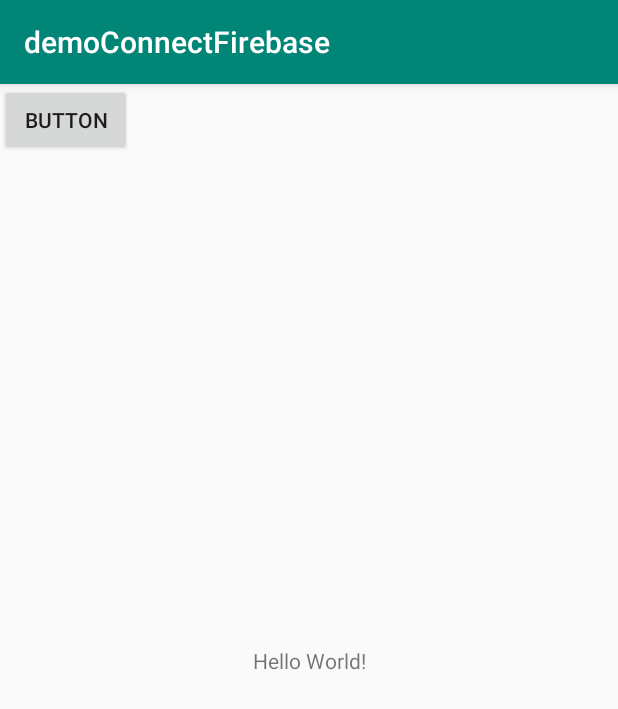
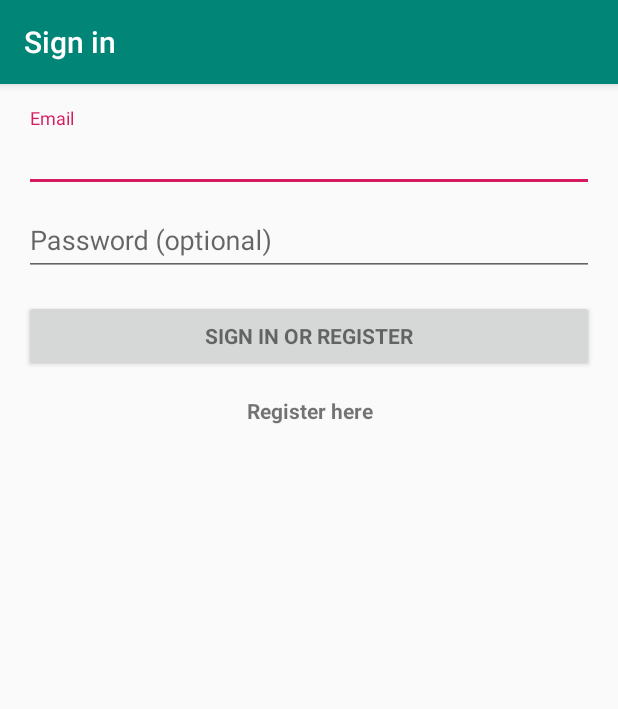
Before and after one commit to tai9dltt/tainh, an Android app: the screen it shows after launch (MainActivity before the commit, LoginActivity after it), on a phone screen of 412 x 824 dp. Shown: the top 709 px of the screen. Run offline under Robolectric (Android 15) with nearby library versions, the phone set to English and light mode, and no system bars; our stand-ins replace Firebase (no records; nobody signed in at launch, a user with empty details on screens opened directly).

Commit message:
add demo

```diff
--- a/demoConnectFirebase/app/build.gradle
+++ b/demoConnectFirebase/app/build.gradle
@@ -23,9 +23,13 @@ dependencies {
     implementation fileTree(include: ['*.jar'], dir: 'libs')
     implementation 'com.android.support:appcompat-v7:28.0.0'
     implementation 'com.android.support.constraint:constraint-layout:1.1.3'
+    implementation 'com.android.support:design:28.0.0'
     testImplementation 'junit:junit:4.12'
     androidTestImplementation 'com.android.support.test:runner:1.0.2'
     androidTestImplementation 'com.android.support.test.espresso:espresso-core:3.0.2'
     implementation 'com.google.firebase:firebase-messaging:17.3.4'
+    implementation 'com.google.firebase:firebase-auth:16.1.0'
+    implementation 'com.google.android.gms:play-services-auth:16.0.1'
+
 }
 apply plugin: 'com.google.gms.google-services'
--- /dev/null
+++ b/demoConnectFirebase/app/src/main/java/com/example/i_tainh/democonnectfirebase/LoginActivity.java
@@ -0,0 +1,120 @@
+package com.example.i_tainh.democonnectfirebase;
+
+import android.animation.Animator;
+import android.animation.AnimatorListenerAdapter;
+import android.annotation.TargetApi;
+import android.content.Intent;
+import android.content.pm.PackageManager;
+import android.support.annotation.NonNull;
+import android.support.annotation.Nullable;
+import android.support.design.widget.Snackbar;
+import android.support.v7.app.AppCompatActivity;
+import android.app.LoaderManager.LoaderCallbacks;
+
+import android.content.CursorLoader;
+import android.content.Loader;
+import android.database.Cursor;
+import android.net.Uri;
+import android.os.AsyncTask;
+
+import android.os.Build;
+import android.os.Bundle;
+import android.provider.ContactsContract;
+import android.text.TextUtils;
+import android.text.style.UpdateLayout;
+import android.util.Log;
+import android.util.Patterns;
+import android.view.KeyEvent;
+import android.view.View;
+import android.view.View.OnClickListener;
+import android.view.inputmethod.EditorInfo;
+import android.widget.ArrayAdapter;
+import android.widget.AutoCompleteTextView;
+import android.widget.Button;
+import android.widget.EditText;
+import android.widget.TextView;
+import android.widget.Toast;
+
+import com.google.android.gms.tasks.OnCompleteListener;
+import com.google.android.gms.tasks.Task;
+import com.google.firebase.auth.AuthResult;
+import com.google.firebase.auth.FirebaseAuth;
+import com.google.firebase.auth.FirebaseUser;
+
+import java.util.ArrayList;
+import java.util.List;
+import java.util.regex.Pattern;
+
+import static android.Manifest.permission.READ_CONTACTS;
+
+/**
+ * A login screen that offers login via email/password.
+ */
+public class LoginActivity extends AppCompatActivity {
+
+
+    // UI references.
+    private AutoCompleteTextView mEmailView;
+    private Button loginButton;
+    private TextView registerBuston;
+    private EditText textInputPassword;
+    private EditText textInputEmail;
+    private String TAG = "hello";
+    FirebaseAuth mAuth;
+
+    @Override
+    protected void onCreate(@Nullable Bundle savedInstanceState) {
+        super.onCreate(savedInstanceState);
+        setContentView(R.layout.activity_login);
+        mAuth = FirebaseAuth.getInstance();
+
+        loginButton = findViewById(R.id.login);
+        registerBuston = findViewById(R.id.register);
+        textInputEmail = findViewById(R.id.email);
+        textInputPassword = findViewById(R.id.password);
+        loginButton.setOnClickListener(new OnClickListener() {
+            @Override
+            public void onClick(View v) {
+                Login();
+            }
+        });
+
+        registerBuston.setOnClickListener(new OnClickListener() {
+            @Override
+            public void onClick(View v) {
+                Intent intent = new Intent(LoginActivity.this, RegisterActivity.class);
+                startActivity(intent);
+            }
+        });
+
+    }
+
+    private void Login(){
+        String email = textInputEmail.getText().toString();
+        String  password = textInputPassword.getText().toString();
+        mAuth.signInWithEmailAndPassword(email, password)
+                .addOnCompleteListener(this, new OnCompleteListener<AuthResult>() {
+                    @Override
+                    public void onComplete(@NonNull Task<AuthResult> task) {
+                        if (task.isSuccessful()) {
+                            // Sign in success, update UI with the signed-in user's information
+                            Log.d(TAG, "signInWithEmail:success");
+                            Intent intent = new Intent(LoginActivity.this, MainActivity.class);
+                            startActivity(intent);
+
+
+                        } else {
+                            // If sign in fails, display a message to the user.
+                            Log.w(TAG, "signInWithEmail:failure", task.getException());
+                            Toast.makeText(LoginActivity.this, "Authentication failed.",
+                                    Toast.LENGTH_SHORT).show();
+
+                        }
+
+                        // ...
+                    }
+                });
+    }
+
+
+}
--- a/demoConnectFirebase/app/src/main/java/com/example/i_tainh/democonnectfirebase/MyFirebaseInstanceIDService.java
+++ b/demoConnectFirebase/app/src/main/java/com/example/i_tainh/democonnectfirebase/MyFirebaseInstanceIDService.java
@@ -1,10 +1,10 @@
 package com.example.i_tainh.democonnectfirebase;
+
 
 import android.app.NotificationManager;
 import android.app.PendingIntent;
 import android.content.Context;
 import android.content.Intent;
-import android.graphics.drawable.BitmapDrawable;
 import android.media.RingtoneManager;
 import android.net.Uri;
 import android.support.v4.app.NotificationCompat;
--- /dev/null
+++ b/demoConnectFirebase/app/src/main/res/drawable/textview_selector.xml
@@ -0,0 +1,6 @@
+<?xml version="1.0" encoding="utf-8"?>
+<selector xmlns:android="http://schemas.android.com/apk/res/android">
+    <item android:state_pressed="true" android:color="@color/black"/>
+    <item android:color="@color/white"></item>
+
+</selector>
--- /dev/null
+++ b/demoConnectFirebase/app/src/main/res/layout/activity_login.xml
@@ -0,0 +1,87 @@
+<?xml version="1.0" encoding="utf-8"?>
+<LinearLayout xmlns:android="http://schemas.android.com/apk/res/android"
+    xmlns:tools="http://schemas.android.com/tools"
+    android:layout_width="match_parent"
+    android:layout_height="match_parent"
+    android:gravity="center_horizontal"
+    android:orientation="vertical"
+    android:paddingLeft="@dimen/activity_horizontal_margin"
+    android:paddingTop="@dimen/activity_vertical_margin"
+    android:paddingRight="@dimen/activity_horizontal_margin"
+    android:paddingBottom="@dimen/activity_vertical_margin"
+    tools:context=".LoginActivity">
+
+    <!-- Login progress -->
+    <ProgressBar
+        android:id="@+id/login_progress"
+        style="?android:attr/progressBarStyleLarge"
+        android:layout_width="wrap_content"
+        android:layout_height="wrap_content"
+        android:layout_marginBottom="8dp"
+        android:visibility="gone" />
+
+    <ScrollView
+        android:id="@+id/login_form"
+        android:layout_width="match_parent"
+        android:layout_height="match_parent">
+
+        <LinearLayout
+            android:id="@+id/email_login_form"
+            android:layout_width="match_parent"
+            android:layout_height="wrap_content"
+            android:orientation="vertical">
+
+            <android.support.design.widget.TextInputLayout
+                android:layout_width="match_parent"
+                android:layout_height="wrap_content">
+
+                <AutoCompleteTextView
+                    android:id="@+id/email"
+                    android:layout_width="match_parent"
+                    android:layout_height="wrap_content"
+                    android:hint="@string/prompt_email"
+                    android:inputType="textEmailAddress"
+                    android:maxLines="1"
+                    android:singleLine="true" />
+
+            </android.support.design.widget.TextInputLayout>
+
+            <android.support.design.widget.TextInputLayout
+                android:layout_width="match_parent"
+                android:layout_height="wrap_content">
+
+                <EditText
+                    android:id="@+id/password"
+                    android:layout_width="match_parent"
+                    android:layout_height="wrap_content"
+                    android:hint="@string/prompt_password"
+                    android:imeActionId="6"
+                    android:imeActionLabel="@string/action_sign_in_short"
+                    android:imeOptions="actionUnspecified"
+                    android:inputType="textPassword"
+                    android:maxLines="1"
+                    android:singleLine="true" />
+
+            </android.support.design.widget.TextInputLayout>
+
+            <Button
+                android:id="@+id/login"
+                style="?android:textAppearanceSmall"
+                android:layout_width="match_parent"
+                android:layout_height="match_parent"
+                android:layout_marginTop="16dp"
+                android:text="@string/action_sign_in"
+                android:textStyle="bold" />
+            <TextView
+                android:gravity="center"
+                android:layout_gravity="center"
+                android:id="@+id/register"
+                android:layout_width="match_parent"
+                android:layout_height="match_parent"
+                android:layout_marginTop="16dp"
+                android:text="Register here"
+                android:textStyle="bold" />
+
+        </LinearLayout>
+    </ScrollView>
+</LinearLayout>
--- a/demoConnectFirebase/app/src/main/res/values/colors.xml
+++ b/demoConnectFirebase/app/src/main/res/values/colors.xml
@@ -3,4 +3,9 @@
     <color name="colorPrimary">#008577</color>
     <color name="colorPrimaryDark">#00574B</color>
     <color name="colorAccent">#D81B60</color>
+    <color name="background_color">#009688</color>
+    <color name="white">#FFFFFF</color>
+    <color name="black">#000000</color>
+    <color name="white_greyish">#EEEEEE</color>
+    <color name="button_selectorcolor">#9E9E9E</color>
 </resources>
--- /dev/null
+++ b/demoConnectFirebase/app/src/main/res/values/dimens.xml
@@ -0,0 +1,5 @@
+<resources>
+    <!-- Default screen margins, per the Android Design guidelines. -->
+    <dimen name="activity_horizontal_margin">16dp</dimen>
+    <dimen name="activity_vertical_margin">16dp</dimen>
+</resources>
```
Also changed, not shown: demoConnectFirebase/app/src/main/AndroidManifest.xml (+18 -17 lines), demoConnectFirebase/app/src/main/java/com/example/i_tainh/democonnectfirebase/MyJobService.java (deleted, +0 -24 lines), demoConnectFirebase/app/src/main/java/com/example/i_tainh/democonnectfirebase/RegisterActivity.java (added, +64 -0 lines), demoConnectFirebase/app/src/main/res/drawable/loginbutton_selector.xml (added, +18 -0 lines), demoConnectFirebase/app/src/main/res/layout/activity_register.xml (added, +42 -0 lines), demoConnectFirebase/app/src/main/res/values/strings.xml (+34 -0 lines).
